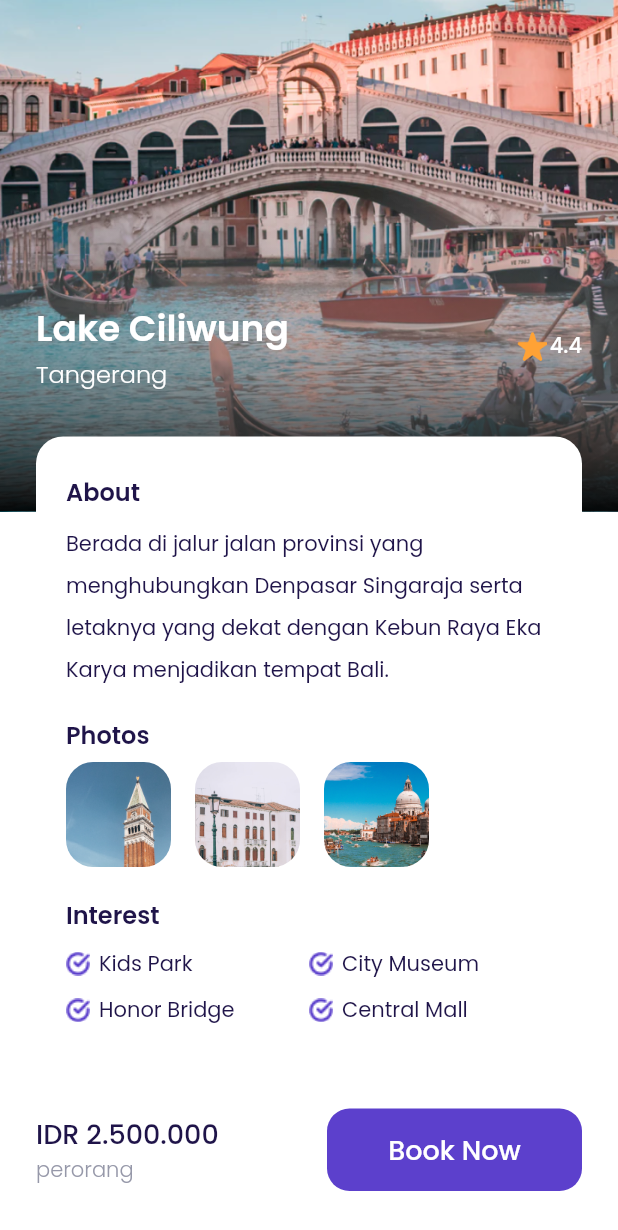
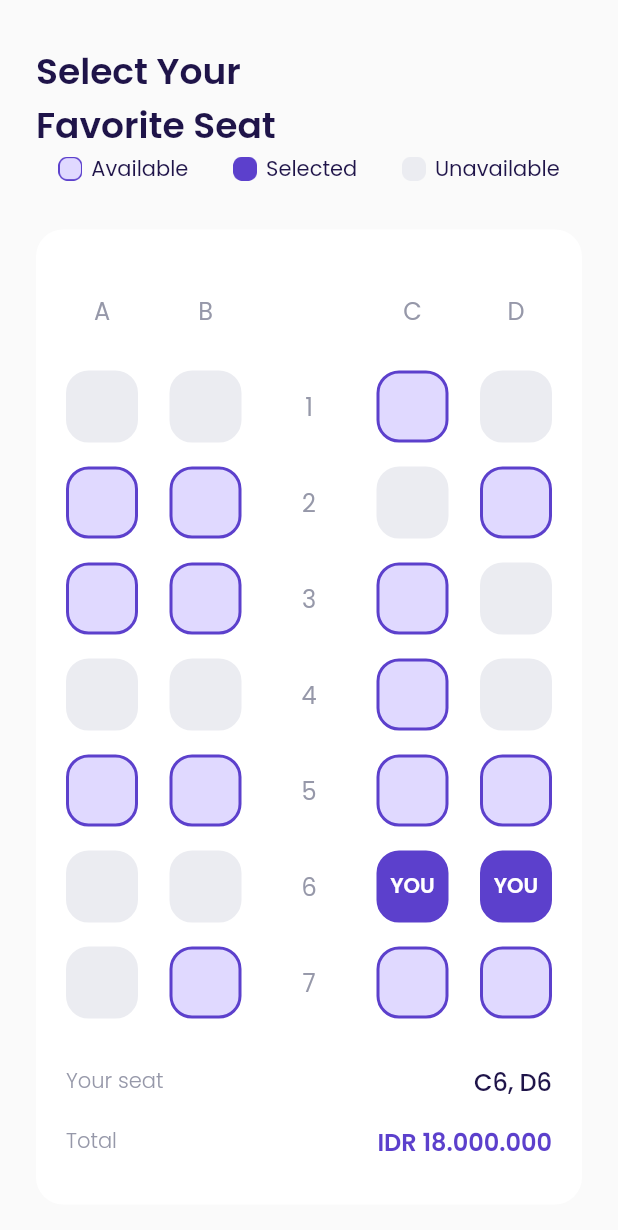
Before and after one commit to haikalhafizh24/flight-ticket-app, a Flutter app: the DetailPage screen opened directly, scrolled down 109 dp, after a tap on "Book Now", on a phone screen of 412 x 824 dp. Shown: the top 1230 px of the screen. Run offline on Flutter 3.47's test engine with Material 2 defaults, Android fonts, the light colour scheme and no system bars; our stand-ins replace google_fonts.

Commit message:
added select seat page and seat item widget

```diff
--- a/lib/shared/theme.dart
+++ b/lib/shared/theme.dart
@@ -14,6 +14,8 @@
 Color kBackgroundColor = const Color(0xFFFAFAFA);
 Color kInActiveColor = const Color(0xFFDBD7EC);
 Color kTransparentColor = Colors.transparent;
+Color kUnavailableColor = const Color(0xFFEBECF1);
+Color kAvailableColor = const Color(0xFFE0D9FF);
 
 TextStyle blackTextStyle = GoogleFonts.poppins(
   color: kBlackColor,
--- /dev/null
+++ b/lib/ui/page/choose_seat_page.dart
@@ -0,0 +1,391 @@
+import 'package:flutter/material.dart';
+import 'package:hai_air/shared/theme.dart';
+import 'package:hai_air/ui/widgets/custom_button.dart';
+import 'package:hai_air/ui/widgets/seat_item.dart';
+
+class ChooseSeatPage extends StatelessWidget {
+  const ChooseSeatPage({Key? key}) : super(key: key);
+
+  @override
+  Widget build(BuildContext context) {
+    Widget title() {
+      return Container(
+        margin: const EdgeInsets.only(top: 30),
+        child: Text(
+          'Select Your \nFavorite Seat',
+          style: blackTextStyle.copyWith(
+            fontSize: 24,
+            fontWeight: semiBold,
+          ),
+        ),
+      );
+    }
+
+    Widget seatStatus() {
+      return Row(
+        mainAxisAlignment: MainAxisAlignment.spaceAround,
+        children: [
+          Row(
+            children: [
+              Container(
+                margin: const EdgeInsets.only(
+                  right: 6,
+                ),
+                width: 16,
+                height: 16,
+                decoration: const BoxDecoration(
+                  image: DecorationImage(
+                    image: AssetImage('assets/Icon_availabel.png'),
+                  ),
+                ),
+              ),
+              Text(
+                'Available',
+                style: blackTextStyle.copyWith(
+                  fontWeight: regular,
+                ),
+              )
+            ],
+          ),
+          Row(
+            children: [
+              Container(
+                margin: const EdgeInsets.only(
+                  right: 6,
+                ),
+                width: 16,
+                height: 16,
+                decoration: const BoxDecoration(
+                  image: DecorationImage(
+                    image: AssetImage('assets/icon_selected.png'),
+                  ),
+                ),
+              ),
+              Text(
+                'Selected',
+                style: blackTextStyle.copyWith(
+                  fontWeight: regular,
+                ),
+              )
+            ],
+          ),
+          Row(
+            children: [
+              Container(
+                margin: const EdgeInsets.only(
+                  right: 6,
+                ),
+                width: 16,
+                height: 16,
+                decoration: const BoxDecoration(
+                  image: DecorationImage(
+                    image: AssetImage('assets/icon_unavailable.png'),
+                  ),
+                ),
+              ),
+              Text(
+                'Unavailable',
+                style: blackTextStyle.copyWith(
+                  fontWeight: regular,
+                ),
+              )
+            ],
+          ),
+        ],
+      );
+    }
+
+    Widget selectSeat() {
+      return Container(
+        margin: const EdgeInsets.symmetric(vertical: 30),
+        padding: const EdgeInsets.symmetric(vertical: 30, horizontal: 20),
+        decoration: BoxDecoration(
+          color: kWhiteColor,
+          borderRadius: BorderRadius.circular(18),
+        ),
+        child: Column(
+          children: [
+            // NOTE: SEAT INDICATOR
+            Row(
+              mainAxisAlignment: MainAxisAlignment.spaceBetween,
+              children: [
+                SizedBox(
+                  width: 48,
+                  height: 48,
+                  child: Center(
+                    child: Text(
+                      "A",
+                      style: greyTextStyle.copyWith(fontSize: 16),
+                    ),
+                  ),
+                ),
+                SizedBox(
+                  width: 48,
+                  height: 48,
+                  child: Center(
+                    child: Text(
+                      "B",
+                      style: greyTextStyle.copyWith(fontSize: 16),
+                    ),
+                  ),
+                ),
+                SizedBox(
+                  width: 48,
+                  height: 48,
+                  child: Center(
+                    child: Text(
+                      " ",
+                      style: greyTextStyle.copyWith(fontSize: 16),
+                    ),
+                  ),
+                ),
+                SizedBox(
+                  width: 48,
+                  height: 48,
+                  child: Center(
+                    child: Text(
+                      "C",
+                      style: greyTextStyle.copyWith(fontSize: 16),
+                    ),
+                  ),
+                ),
+                SizedBox(
+                  width: 48,
+                  height: 48,
+                  child: Center(
+                    child: Text(
+                      "D",
+                      style: greyTextStyle.copyWith(fontSize: 16),
+                    ),
+                  ),
+                ),
+              ],
+            ),
+
+            //NOTE: SEAT
+            Container(
+              margin: const EdgeInsets.only(top: 16),
+              child: Row(
+                mainAxisAlignment: MainAxisAlignment.spaceBetween,
+                children: [
+                  const SeatItem(status: 2),
+                  const SeatItem(status: 2),
+                  SizedBox(
+                    height: 48,
+                    width: 48,
+                    child: Center(
+                      child: Text(
+                        '1',
+                        style: greyTextStyle.copyWith(fontSize: 16),
+                      ),
+                    ),
+                  ),
+                  const SeatItem(status: 0),
+                  const SeatItem(status: 2),
+                ],
+              ),
+            ),
+            Container(
+              margin: const EdgeInsets.only(top: 16),
+              child: Row(
+                mainAxisAlignment: MainAxisAlignment.spaceBetween,
+                children: [
+                  const SeatItem(status: 0),
+                  const SeatItem(status: 0),
+                  SizedBox(
+                    height: 48,
+                    width: 48,
+                    child: Center(
+                      child: Text(
+                        '2',
+                        style: greyTextStyle.copyWith(fontSize: 16),
+                      ),
+                    ),
+                  ),
+                  const SeatItem(status: 2),
+                  const SeatItem(status: 0),
+                ],
+              ),
+            ),
+            Container(
+              margin: const EdgeInsets.only(top: 16),
+              child: Row(
+                mainAxisAlignment: MainAxisAlignment.spaceBetween,
+                children: [
+                  const SeatItem(status: 0),
+                  const SeatItem(status: 0),
+                  SizedBox(
+                    height: 48,
+                    width: 48,
+                    child: Center(
+                      child: Text(
+                        '3',
+                        style: greyTextStyle.copyWith(fontSize: 16),
+                      ),
+                    ),
+                  ),
+                  const SeatItem(status: 0),
+                  const SeatItem(status: 2),
+                ],
+              ),
+            ),
+            Container(
+              margin: const EdgeInsets.only(top: 16),
+              child: Row(
+                mainAxisAlignment: MainAxisAlignment.spaceBetween,
+                children: [
+                  const SeatItem(status: 2),
+                  const SeatItem(status: 2),
+                  SizedBox(
+                    height: 48,
+                    width: 48,
+                    child: Center(
+                      child: Text(
+                        '4',
+                        style: greyTextStyle.copyWith(fontSize: 16),
+                      ),
+                    ),
+                  ),
+                  const SeatItem(status: 0),
+                  const SeatItem(status: 2),
+                ],
+              ),
+            ),
+            Container(
+              margin: const EdgeInsets.only(top: 16),
+              child: Row(
+                mainAxisAlignment: MainAxisAlignment.spaceBetween,
+                children: [
+                  const SeatItem(status: 0),
+                  const SeatItem(status: 0),
+                  SizedBox(
+                    height: 48,
+                    width: 48,
+                    child: Center(
+                      child: Text(
+                        '5',
+                        style: greyTextStyle.copyWith(fontSize: 16),
+                      ),
+                    ),
+                  ),
+                  const SeatItem(status: 0),
+                  const SeatItem(status: 0),
+                ],
+              ),
+            ),
+            Container(
+              margin: const EdgeInsets.only(top: 16),
+              child: Row(
+                mainAxisAlignment: MainAxisAlignment.spaceBetween,
+                children: [
+                  const SeatItem(status: 2),
+                  const SeatItem(status: 2),
+                  SizedBox(
+                    height: 48,
+                    width: 48,
+                    child: Center(
+                      child: Text(
+                        '6',
+                        style: greyTextStyle.copyWith(fontSize: 16),
+                      ),
+                    ),
+                  ),
+                  const SeatItem(status: 1),
+                  const SeatItem(status: 1),
+                ],
+              ),
+            ),
+            Container(
+              margin: const EdgeInsets.only(top: 16),
+              child: Row(
+                mainAxisAlignment: MainAxisAlignment.spaceBetween,
+                children: [
+                  const SeatItem(status: 2),
+                  const SeatItem(status: 0),
+                  SizedBox(
+                    height: 48,
+                    width: 48,
+                    child: Center(
+                      child: Text(
+                        '7',
+                        style: greyTextStyle.copyWith(fontSize: 16),
+                      ),
+                    ),
+                  ),
+                  const SeatItem(status: 0),
+                  const SeatItem(status: 0),
+                ],
+              ),
+            ),
+
+            // NOTE: YOUR SEAT
+            Container(
+              margin: const EdgeInsets.only(top: 30),
+              child: Row(
+                mainAxisAlignment: MainAxisAlignment.spaceBetween,
+                children: [
+                  Text(
+                    'Your seat',
+                    style: greyTextStyle.copyWith(
+                      fontWeight: light,
+                    ),
+                  ),
+                  Text(
+                    'C6, D6',
+                    style: blackTextStyle.copyWith(
+                      fontSize: 16,
+                      fontWeight: medium,
+                    ),
+                  ),
+                ],
+              ),
+            ),
+
+            // NOTE: TOTAL
+            Container(
+              margin: const EdgeInsets.only(top: 16),
+              child: Row(
+                mainAxisAlignment: MainAxisAlignment.spaceBetween,
+                children: [
+                  Text(
+                    'Total',
+                    style: greyTextStyle.copyWith(
+                      fontWeight: light,
+                    ),
+                  ),
+                  Text(
+                    'IDR 18.000.000',
+                    style: primaryTextStyle.copyWith(
+                        fontSize: 16, fontWeight: semiBold),
+                  ),
+                ],
+              ),
+            )
+          ],
+        ),
+      );
+    }
+
+    Widget checkoutButton() {
+      return CustomButton(
+        margin: const EdgeInsets.only(bottom: 46),
+        tittle: 'Checkout',
+        onPressed: () {},
+      );
+    }
+
+    return Scaffold(
+      body: ListView(
+        padding: const EdgeInsets.symmetric(
+          horizontal: 24,
+        ),
+        children: [
+          title(),
+          seatStatus(),
+          selectSeat(),
+          checkoutButton(),
+        ],
+      ),
+    );
+  }
+}
--- a/lib/ui/page/detail_page.dart
+++ b/lib/ui/page/detail_page.dart
@@ -1,6 +1,7 @@
 import 'package:flutter/material.dart';
 import 'package:flutter/widgets.dart';
 import 'package:hai_air/shared/theme.dart';
+import 'package:hai_air/ui/page/choose_seat_page.dart';
 import 'package:hai_air/ui/widgets/custom_button.dart';
 import 'package:hai_air/ui/widgets/interest_item.dart';
 import 'package:hai_air/ui/widgets/photo_item.dart';
@@ -218,7 +219,13 @@
                   CustomButton(
                     tittle: 'Book Now',
                     width: 170,
-                    onPressed: () {},
+                    onPressed: () {
+                      Navigator.push(
+                        context,
+                        MaterialPageRoute(
+                            builder: (context) => const ChooseSeatPage()),
+                      );
+                    },
                   ),
                 ],
               ),
--- a/lib/ui/page/home_page.dart
+++ b/lib/ui/page/home_page.dart
@@ -152,7 +152,11 @@
     }
 
     return ListView(
-      children: [header(), popularDestination(), newDestination()],
+      children: [
+        header(),
+        popularDestination(),
+        newDestination(),
+      ],
     );
   }
 }
--- /dev/null
+++ b/lib/ui/widgets/seat_item.dart
@@ -0,0 +1,75 @@
+import 'package:flutter/material.dart';
+import 'package:hai_air/shared/theme.dart';
+
+class SeatItem extends StatelessWidget {
+  final int status;
+
+  const SeatItem({
+    Key? key,
+    required this.status,
+  }) : super(key: key);
+
+  @override
+  Widget build(BuildContext context) {
+    backgroundColor() {
+      switch (status) {
+        case 0:
+          return kAvailableColor;
+        case 1:
+          return kPrimaryColor;
+        case 2:
+          return kUnavailableColor;
+        default:
+          return kUnavailableColor;
+      }
+    }
+
+    borderColor() {
+      switch (status) {
+        case 0:
+          return kPrimaryColor;
+        case 1:
+          return kPrimaryColor;
+        case 2:
+          return kUnavailableColor;
+        default:
+          return kUnavailableColor;
+      }
+    }
+
+    child() {
+      switch (status) {
+        case 0:
+          return const SizedBox();
+        case 1:
+          return Center(
+            child: Text(
+              'YOU',
+              style: whiteTextStyle.copyWith(
+                fontSize: 14,
+                fontWeight: semiBold,
+              ),
+            ),
+          );
+        case 2:
+          return const SizedBox();
+        default:
+          return const SizedBox();
+      }
+    }
+
+    return Container(
+      height: 48,
+      width: 48,
+      decoration: BoxDecoration(
+        borderRadius: BorderRadius.circular(15),
+        border: Border.all(
+          width: 2,
+          color: borderColor(),
+        ),
+        color: backgroundColor(),
+      ),
+      child: child(),
+    );
+  }
+}
```
